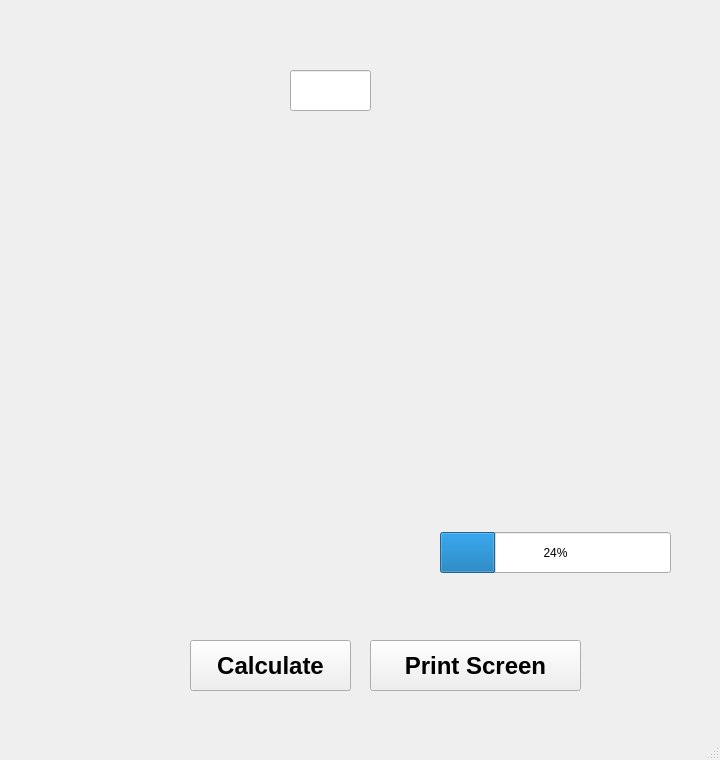
Above: main_window.ui from mattlitz/weld-mvmt-prediction before the change. Below: the same form after it.
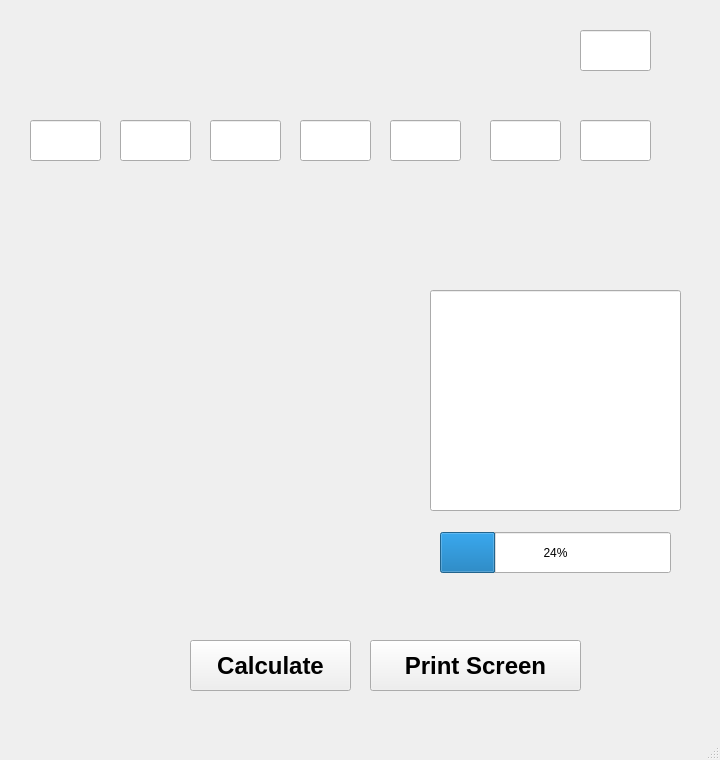
That is the form after the change. Custom widgets are drawn as their Qt base class.

The edit to the form file:
```diff
--- a/main_window.ui
+++ b/main_window.ui
@@ -80,9 +80,89 @@
    <widget class="QLineEdit" name="lineEdit">
     <property name="geometry">
      <rect>
-      <x>290</x>
-      <y>70</y>
-      <width>81</width>
+      <x>120</x>
+      <y>120</y>
+      <width>71</width>
+      <height>41</height>
+     </rect>
+    </property>
+   </widget>
+   <widget class="QLineEdit" name="lineEdit_5">
+    <property name="geometry">
+     <rect>
+      <x>430</x>
+      <y>290</y>
+      <width>251</width>
+      <height>221</height>
+     </rect>
+    </property>
+   </widget>
+   <widget class="QLineEdit" name="lineEdit_4">
+    <property name="geometry">
+     <rect>
+      <x>210</x>
+      <y>120</y>
+      <width>71</width>
+      <height>41</height>
+     </rect>
+    </property>
+   </widget>
+   <widget class="QLineEdit" name="lineEdit_6">
+    <property name="geometry">
+     <rect>
+      <x>30</x>
+      <y>120</y>
+      <width>71</width>
+      <height>41</height>
+     </rect>
+    </property>
+   </widget>
+   <widget class="QLineEdit" name="lineEdit_7">
+    <property name="geometry">
+     <rect>
+      <x>300</x>
+      <y>120</y>
+      <width>71</width>
+      <height>41</height>
+     </rect>
+    </property>
+   </widget>
+   <widget class="QLineEdit" name="lineEdit_8">
+    <property name="geometry">
+     <rect>
+      <x>390</x>
+      <y>120</y>
+      <width>71</width>
+      <height>41</height>
+     </rect>
+    </property>
+   </widget>
+   <widget class="QLineEdit" name="lineEdit_9">
+    <property name="geometry">
+     <rect>
+      <x>490</x>
+      <y>120</y>
+      <width>71</width>
+      <height>41</height>
+     </rect>
+    </property>
+   </widget>
+   <widget class="QLineEdit" name="lineEdit_10">
+    <property name="geometry">
+     <rect>
+      <x>580</x>
+      <y>120</y>
+      <width>71</width>
+      <height>41</height>
+     </rect>
+    </property>
+   </widget>
+   <widget class="QLineEdit" name="lineEdit_11">
+    <property name="geometry">
+     <rect>
+      <x>580</x>
+      <y>30</y>
+      <width>71</width>
       <height>41</height>
      </rect>
     </property>
```
Left out of the diff: 6 changed lines with no effect on the pictures.
